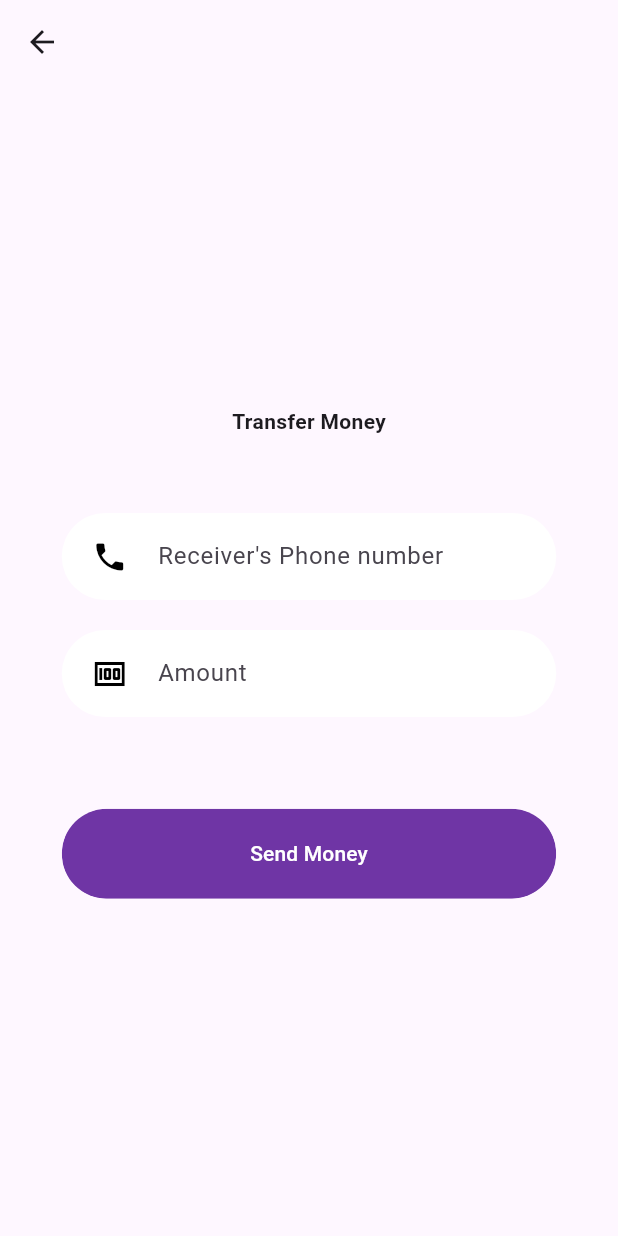
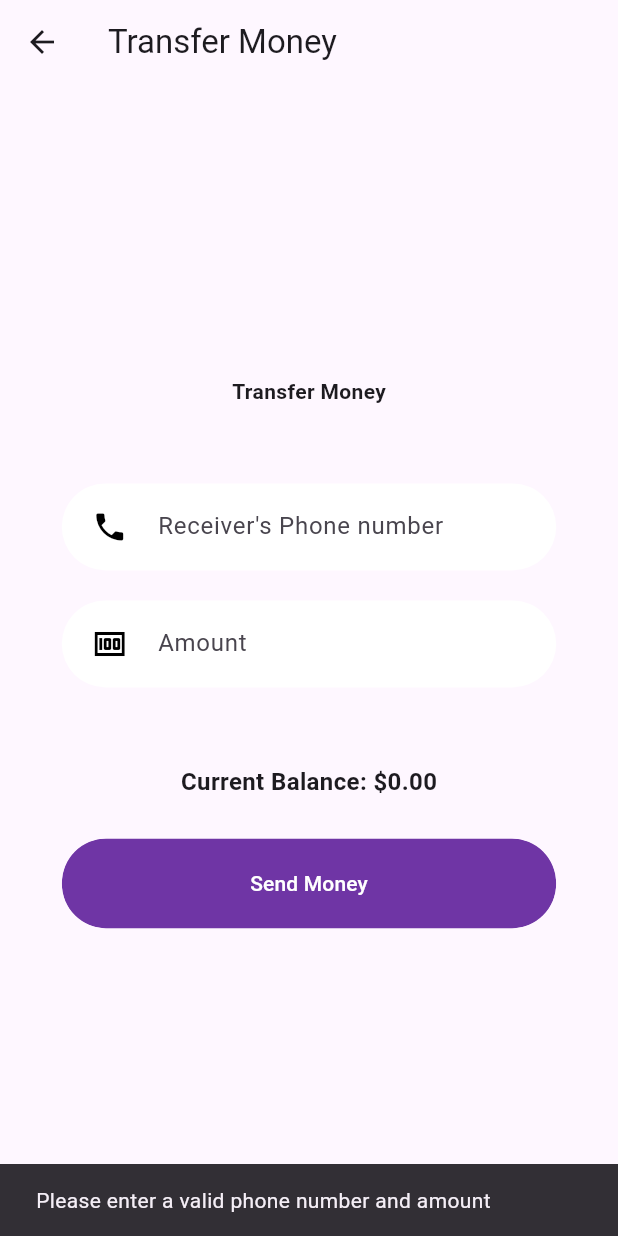
Before and after one commit to Habiba93/EgyCoin_mobile_app, a Flutter app: the TransferMoneyScreen screen opened directly, after a tap on "Send Money", on a phone screen of 412 x 824 dp. Run offline on Flutter 3.47's test engine with Material 3 defaults, Android fonts, the phone set to English and light mode, and no system bars; our stand-ins replace bloc, cloud_firestore, country_code_picker, firebase_auth, firebase_core, flutter_bloc and 6 more; missing offline and left inert: web3dart, web3modal_flutter; accounts and stored records are empty.

Commit message:
Update transfer_money.dart

```diff
--- a/lib/pages/transfer_money.dart
+++ b/lib/pages/transfer_money.dart
@@ -11,39 +11,80 @@ class TransferMoneyScreen extends StatefulWidget {
 }
 
 class _TransferMoneyScreenState extends State<TransferMoneyScreen> {
-  final receiver_phonenoController = TextEditingController();
+  final receiverPhonenoController = TextEditingController();
   final amountController = TextEditingController();
+  double currentBalance = 0.0;
 
-  Future<void> transferMoney() async {
-    // Check if the user is logged in
+  @override
+  void initState() {
+    super.initState();
+    _getCurrentUserBalance();
+  }
+
+  Future<void> _getCurrentUserBalance() async {
     final currentUserUID = FirebaseAuth.instance.currentUser?.uid;
     if (currentUserUID == null) {
-      // If the user is not logged in, prompt them to log in or navigate to the login screen
       ScaffoldMessenger.of(context).showSnackBar(
         SnackBar(content: Text('Please log in to transfer money')),
       );
       return;
     }
 
-    // Get the receiver's phone number and amount from the text fields
-    String receiver_phoneno = receiver_phonenoController.text.trim();
-    double amount = double.tryParse(amountController.text.trim()) ?? 0.0;
+    final userDoc = await FirebaseFirestore.instance.collection('users').doc(currentUserUID).get();
+    if (userDoc.exists) {
+      // Retrieve balance as a string
+      String balanceString = userDoc.data()?['balance'] ?? '0.0';
+      // Convert string to double
+      double balance = double.tryParse(balanceString) ?? 0.0;
+      setState(() {
+        currentBalance = balance;
+      });
+    }
+  }
 
-    // Check if the receiver's phone number and amount are valid
-    if (receiver_phoneno.isEmpty || amount <= 0) {
-      // Handle invalid input
+  Future<void> transferMoney() async {
+    final currentUserUID = FirebaseAuth.instance.currentUser?.uid;
+    if (currentUserUID == null) {
+      ScaffoldMessenger.of(context).showSnackBar(
+        SnackBar(content: Text('Please log in to transfer money')),
+      );
       return;
     }
 
-    // Save the transfer details to Firestore
+    String receiverPhoneno = receiverPhonenoController.text.trim();
+    double amount = double.tryParse(amountController.text.trim()) ?? 0.0;
+
+    if (receiverPhoneno.isEmpty || amount <= 0) {
+      ScaffoldMessenger.of(context).showSnackBar(
+        SnackBar(content: Text('Please enter a valid phone number and amount')),
+      );
+      return;
+    }
+
+    if (currentBalance < amount) {
+      ScaffoldMessenger.of(context).showSnackBar(
+        SnackBar(content: Text('Insufficient balance')),
+      );
+      return;
+    }
+
     await FirebaseFirestore.instance.collection('transferMoney').add({
       'sender_id': currentUserUID,
-      'receiver_phone_number': receiver_phoneno,
+      'receiver_phone_number': receiverPhoneno,
       'amount': amount,
       'timestamp': FieldValue.serverTimestamp(),
     });
 
-    // Optionally, you can navigate to a success screen or show a message to the user
+    // Update the current user's balance (assuming 'balance' is stored as a string)
+    String newBalanceString = (currentBalance - amount).toString();
+    await FirebaseFirestore.instance.collection('users').doc(currentUserUID).update({
+      'balance': newBalanceString,
+    });
+
+    setState(() {
+      currentBalance -= amount;
+    });
+
     Navigator.push(
       context,
       MaterialPageRoute(builder: (context) => TransferSuccessScreen()),
@@ -65,6 +106,7 @@ class _TransferMoneyScreenState extends State<TransferMoneyScreen> {
             );
           },
         ),
+        title: Text('Transfer Money'),
       ),
       body: Row(
         mainAxisAlignment: MainAxisAlignment.center,
@@ -83,8 +125,8 @@ class _TransferMoneyScreenState extends State<TransferMoneyScreen> {
                 key: Key("Receiver's Phone number"),
                 hintText: "Receiver's Phone number",
                 icon: Icons.phone,
-                controller: receiver_phonenoController,
-                keyboardType: TextInputType.text,
+                controller: receiverPhonenoController,
+                keyboardType: TextInputType.phone,
               ),
               RoundedInputField(
                 key: Key("Amount"),
@@ -95,6 +137,13 @@ class _TransferMoneyScreenState extends State<TransferMoneyScreen> {
               ),
               SizedBox(
                 height: size.height * 0.05,
+              ),
+              Text(
+                'Current Balance: \$${currentBalance.toStringAsFixed(2)}',
+                style: TextStyle(fontSize: 16, fontWeight: FontWeight.bold),
+              ),
+              SizedBox(
+                height: size.height * 0.02,
               ),
               RoundedButton(
                 key: Key("Send Money"),
@@ -120,7 +169,7 @@ class RoundedInputField extends StatelessWidget {
     required this.hintText,
     this.icon = Icons.person,
     required this.controller,
-    this.keyboardType = TextInputType.text, // Default keyboard type
+    this.keyboardType = TextInputType.text,
   }) : super(key: key);
 
   @override
```
